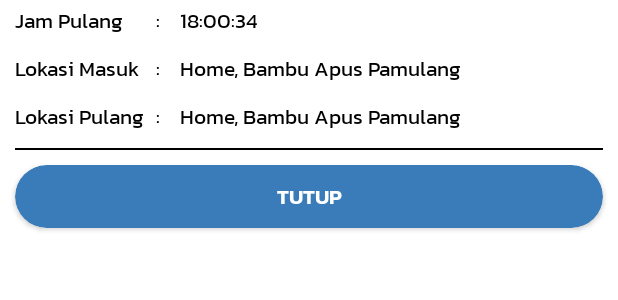
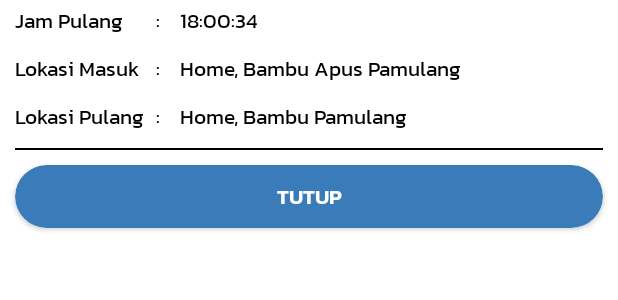
Before and after one commit to kuliahmed/techpolitan, an Android app: the layout bottom_sheet_history_layout.xml on its own in the app's theme, with its tools: preview values and no code run, on a phone screen of 412 x 824 dp. Shown: the part 316-616 px from the top of the screen. Run offline under Robolectric (Android 15) with nearby library versions, the phone set to English and light mode, and no system bars; network calls fail.

Commit message:
truncate text location

```diff
--- a/app/src/main/res/layout/bottom_sheet_history_layout.xml
+++ b/app/src/main/res/layout/bottom_sheet_history_layout.xml
@@ -298,7 +298,7 @@
                 android:layout_height="wrap_content"
                 android:layout_margin="10dp"
                 android:maxLines="1"
-                android:text="Home, Bambu Apus Pamulang"
+                android:text="Home, Bambu Pamulang"
                 android:textColor="@color/black"
                 app:layout_constraintLeft_toRightOf="@id/lblSeperate1"
                 app:layout_constraintTop_toBottomOf="@id/lblLocationIn" />
```
